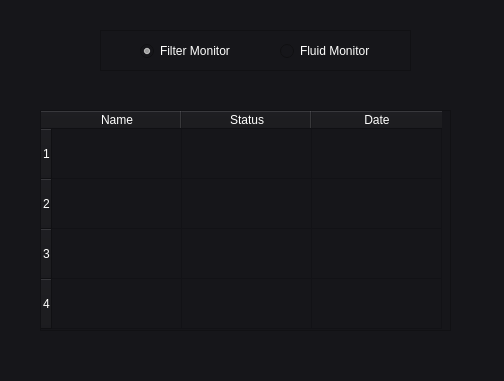
Old version of the form VehicleHealthMonitorSystem/mainwindow.ui in the repository C0SMlC/QT.
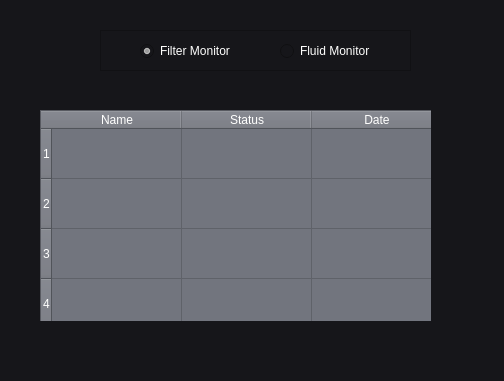
New version of the form. The open tabs and pages were chosen to show the change.

```diff
--- a/VehicleHealthMonitorSystem/mainwindow.ui
+++ b/VehicleHealthMonitorSystem/mainwindow.ui
@@ -74,8 +74,8 @@
      <rect>
       <x>20</x>
       <y>90</y>
-      <width>451</width>
-      <height>271</height>
+      <width>411</width>
+      <height>231</height>
      </rect>
     </property>
     <property name="currentIndex">
@@ -148,12 +148,19 @@
         <x>20</x>
         <y>20</y>
         <width>411</width>
-        <height>221</height>
+        <height>231</height>
        </rect>
       </property>
       <property name="autoFillBackground">
        <bool>false</bool>
       </property>
+      <property name="styleSheet">
+       <string notr="true">background-color: rgb(114, 117, 126);
+color: &quot;#fffffe&quot;;</string>
+      </property>
+      <property name="alternatingRowColors">
+       <bool>false</bool>
+      </property>
       <property name="rowCount">
        <number>4</number>
       </property>
```
Left out of the diff: 2 changed lines with no effect on the pictures.
